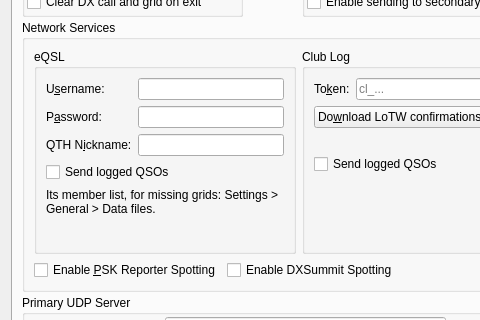
First picture: the form in Configuration.ui, repository ce3tsk/jtdx_contest, before the edit; both pictures show x 0 to 480 and y 214 to 534 of the 894 by 730 pixel window.
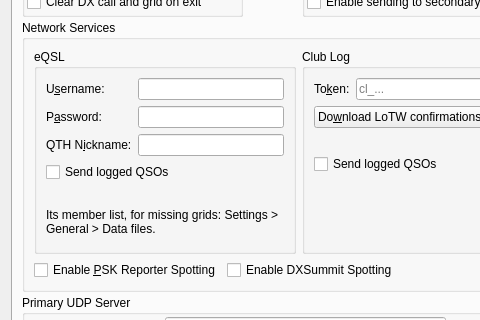
Second picture: the form after the edit. The open tabs and pages were chosen to show the change.

Commit message: eQSL uploads: the answer kept and shown like the Club Log and QRZ.com uploads (a line under the box when there is something to report, the tooltip, a 10 s note), sent over https through FileDownload as eQSL asks (the password is in the request), one QSO at a time so none is cut off, only its own reply listened to, the record fully encoded so a +05 report no longer arrives as 05; 3 texts in 20 languages

Patch:
```diff
--- a/Configuration.ui
+++ b/Configuration.ui
@@ -3090,6 +3090,16 @@
                   </widget>
                  </item>
                  <item row="4" column="0" colspan="2">
+                  <widget class="QLabel" name="eqsl_upload_status_label">
+                   <property name="text">
+                    <string notr="true"/>
+                   </property>
+                   <property name="wordWrap">
+                    <bool>true</bool>
+                   </property>
+                  </widget>
+                 </item>
+                 <item row="5" column="0" colspan="2">
                   <widget class="QLabel" name="eqsl_members_label">
                    <property name="text">
                     <string>Its member list, for missing grids: Settings &gt; General &gt; Data files.</string>
@@ -3099,7 +3109,7 @@
                    </property>
                   </widget>
                  </item>
-                 <item row="5" column="0" colspan="2">
+                 <item row="6" column="0" colspan="2">
                   <spacer name="eqsl_spacer">
                    <property name="orientation">
                     <enum>Qt::Vertical</enum>
```
Left out of the diff: 2 changed lines with no effect on the pictures. The commit also changes 26 other files.
